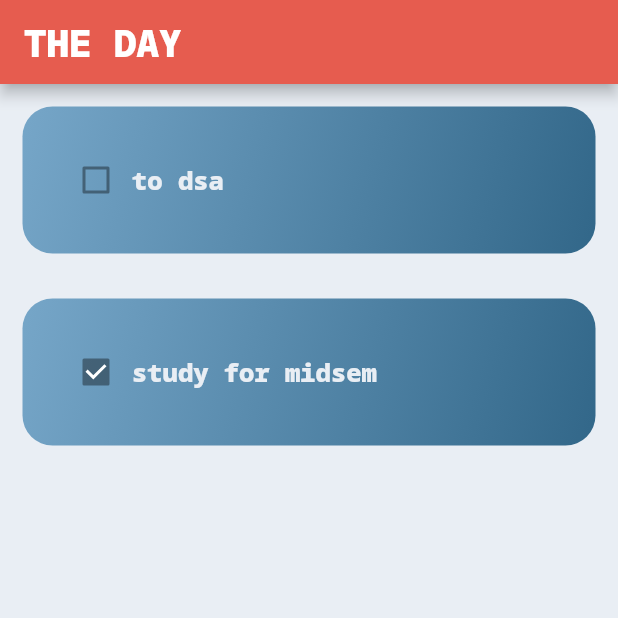
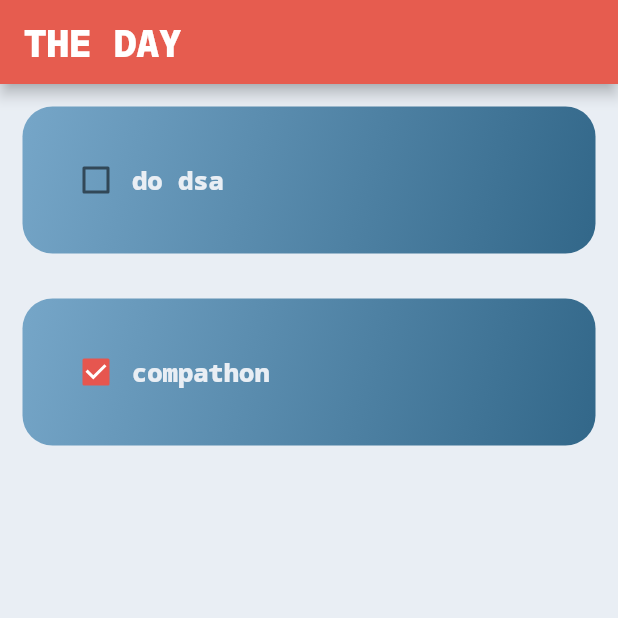
Before and after one commit to kaibalyajena/today, a Flutter app: the screen it shows after launch, on a phone screen of 412 x 824 dp, the top half of it. Run offline on Flutter 3.47's test engine with Material 2 defaults, Android fonts, the phone set to English and light mode, and no system bars.

Commit message:
made list and used list view builder

```diff
--- a/lib/home_page.dart
+++ b/lib/home_page.dart
@@ -1,8 +1,20 @@
 import 'package:flutter/material.dart';
 import 'package:today/utilities/today_list.dart';
 
-class HomePage extends StatelessWidget {
-  const HomePage({super.key});
+class HomePage extends StatefulWidget {
+  @override
+  State<HomePage> createState() => _HomePageState();
+}
+
+class _HomePageState extends State<HomePage> {
+  List todayList = [
+    ["do dsa", false],
+    ["compathon", true]
+  ];
+
+  void changeCheckbox(bool? value, int index) {
+    setState(() {});
+  }
 
   @override
   Widget build(BuildContext context) {
@@ -15,19 +27,21 @@ class HomePage extends StatelessWidget {
           "THE DAY",
           style: TextStyle(fontFamily: 'NotoSansMono', fontSize: 25),
         ),
-        backgroundColor: Color(0xffe65c4f),
+        backgroundColor: const Color(0xffe65c4f),
       ),
       body: Container(
-        height: h,
-        width: w,
-        color: const Color(0xffe9eef4),
-        child: ListView(
-          children: [
-            TodayTile(task: "to dsa", completed: false),
-            TodayTile(task: 'study for midsem', completed: true)
-          ],
-        ),
-      ),
+          height: h,
+          width: w,
+          color: const Color(0xffe9eef4),
+          child: ListView.builder(
+            itemCount: todayList.length,
+            itemBuilder: ((context, index) {
+              return TodayTile(
+                  task: todayList[index][0],
+                  completed: todayList[index][1],
+                  onChanged: (value) => changeCheckbox(value, index));
+            }),
+          )),
     );
   }
 }
--- a/lib/main.dart
+++ b/lib/main.dart
@@ -10,7 +10,7 @@ class MyApp extends StatelessWidget {
 
   @override
   Widget build(BuildContext context) {
-    return const MaterialApp(
+    return MaterialApp(
       home: HomePage(),
       debugShowCheckedModeBanner: false,
     );
--- a/lib/utilities/today_list.dart
+++ b/lib/utilities/today_list.dart
@@ -3,16 +3,14 @@ import 'package:flutter/material.dart';
 // ignore: must_be_immutable
 class TodayTile extends StatelessWidget {
   final String task;
-  bool completed;
-  Function(bool?)? onChanged() {
-    if (completed == true) {
-      completed = false;
-    } else {
-      completed = true;
-    }
-  }
+  final bool completed;
+  final Function(bool?)? onChanged;
 
-  TodayTile({super.key, required this.task, required this.completed});
+  TodayTile(
+      {super.key,
+      required this.task,
+      required this.completed,
+      required this.onChanged});
   @override
   Widget build(BuildContext context) {
     return Padding(
@@ -27,7 +25,10 @@ class TodayTile extends StatelessWidget {
                   end: Alignment.bottomRight)),
           child: Row(
             children: [
-              Checkbox(value: completed, onChanged: onChanged()),
+              Checkbox(
+                  value: completed,
+                  onChanged: onChanged,
+                  activeColor: Color(0xffe6564f)),
               Text(
                 task,
                 style: const TextStyle(
```
